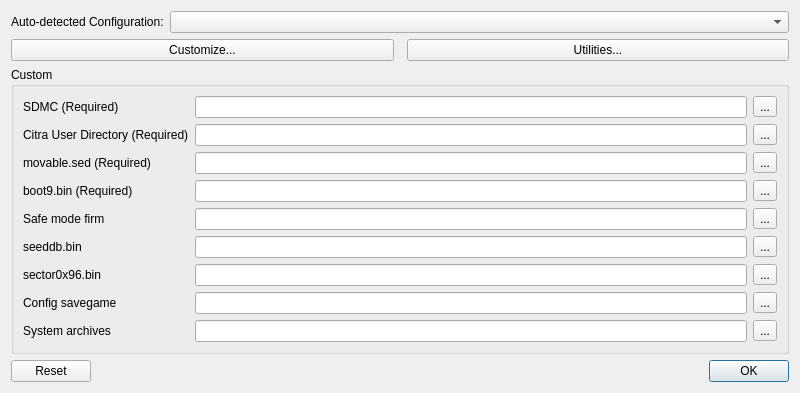
Before: the Qt Designer form src/frontend/main.ui in zhaowenlan1779/threeSD, drawn with Qt 5.
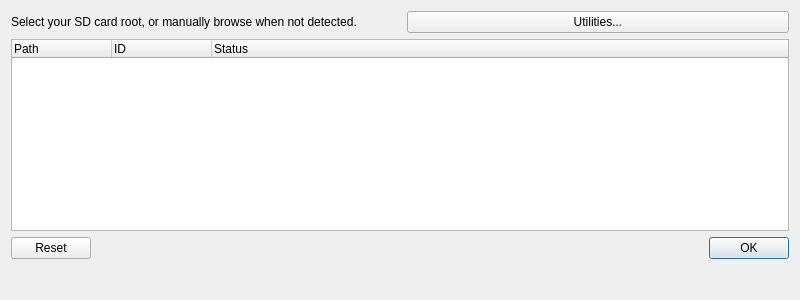
After: the same form once the commit is applied.

Commit message: frontend: Main dialog update

Diff of the .ui file:
```diff
--- a/src/frontend/main.ui
+++ b/src/frontend/main.ui
@@ -7,7 +7,7 @@
     <x>0</x>
     <y>0</y>
     <width>800</width>
-    <height>130</height>
+    <height>300</height>
    </rect>
   </property>
   <property name="windowTitle">
@@ -19,28 +19,7 @@
      <item>
       <widget class="QLabel">
        <property name="text">
-        <string>Auto-detected Configuration:</string>
-       </property>
-      </widget>
-     </item>
-     <item>
-      <widget class="QComboBox" name="configSelect">
-       <property name="sizePolicy">
-         <sizepolicy hsizetype="Expanding" vsizetype="Fixed">
-          <horstretch>0</horstretch>
-          <verstretch>0</verstretch>
-         </sizepolicy>
-        </property>
-      </widget>
-     </item>
-    </layout>
-   </item>
-   <item>
-    <layout class="QHBoxLayout">
-     <item>
-      <widget class="QPushButton" name="advancedButton">
-       <property name="text">
-        <string>Customize...</string>
+        <string>Select your SD card root, or manually browse when not detected.</string>
        </property>
       </widget>
      </item>
@@ -61,195 +40,22 @@
     </layout>
    </item>
    <item>
-    <widget class="QGroupBox" name="customGroupBox">
-     <property name="title">
-      <string>Custom</string>
-     </property>
-     <property name="visible">
-      <bool>false</bool>
-     </property>
-     <layout class="QGridLayout">
-      <item row="0" column="0">
-        <widget class="QLabel">
-         <property name="text">
-          <string>SDMC (Required)</string>
-         </property>
-         <property name="toolTip">
-          <string>Path to the Nintendo 3DS/&lt;ID0>/&lt;ID1> folder.</string>
-         </property>
-        </widget>
-      </item>
-      <item row="0" column="1">
-       <widget class="QLineEdit" name="sdmcPath">
-        <property name="toolTip">
-          <string>Path to the Nintendo 3DS/&lt;ID0>/&lt;ID1> folder.</string>
-         </property>
-       </widget>
-      </item>
-      <item row="0" column="2">
-       <widget class="QToolButton" name="sdmcPathExplore">
-        <property name="text">
-         <string>...</string>
-        </property>
-       </widget>
-      </item>
-      <item row="1" column="0">
-       <widget class="QLabel">
-        <property name="text">
-         <string>Citra User Directory (Required)</string>
-        </property>
-        <property name="toolTip">
-         <string>Path to the User Directory of Citra to put imported content into.</string>
-        </property>
-       </widget>
-      </item>
-      <item row="1" column="1">
-       <widget class="QLineEdit" name="userPath">
-        <property name="toolTip">
-         <string>Path to the User Directory of Citra to put imported content into.</string>
-        </property>
-       </widget>
-      </item>
-      <item row="1" column="2">
-       <widget class="QToolButton" name="userPathExplore">
-        <property name="text">
-         <string>...</string>
-        </property>
-       </widget>
-      </item>
-      <item row="2" column="0">
-       <widget class="QLabel">
-        <property name="text">
-         <string>movable.sed (Required)</string>
-        </property>
-       </widget>
-      </item>
-      <item row="2" column="1">
-       <widget class="QLineEdit" name="movableSedPath"/>
-      </item>
-      <item row="2" column="2">
-       <widget class="QToolButton" name="movableSedExplore">
-        <property name="sizePolicy">
-         <sizepolicy hsizetype="Fixed" vsizetype="Fixed">
-          <horstretch>0</horstretch>
-          <verstretch>0</verstretch>
-         </sizepolicy>
-        </property>
-        <property name="text">
-         <string>...</string>
-        </property>
-       </widget>
-      </item>
-      <item row="3" column="0">
-       <widget class="QLabel">
-        <property name="text">
-         <string>boot9.bin (Required)</string>
-        </property>
-       </widget>
-      </item>
-      <item row="3" column="1">
-       <widget class="QLineEdit" name="bootrom9Path"/>
-      </item>
-      <item row="3" column="2">
-       <widget class="QToolButton" name="bootrom9Explore">
-        <property name="text">
-         <string>...</string>
-        </property>
-       </widget>
-      </item>
-      <item row="4" column="0">
-       <widget class="QLabel">
-        <property name="text">
-         <string>Safe mode firm</string>
-        </property>
-        <property name="toolTip">
-         <string>Path to the safe mode firm.&lt;br>This is a folder, and needs to contain another folder named 'new' or 'old' corresponding to the system's type.&lt;br>The 'new' or 'old' folder should hold files from the 'content' folder of the firm title in NAND. (i.e. tmd and app)</string>
-        </property>
-       </widget>
-      </item>
-      <item row="4" column="1">
-       <widget class="QLineEdit" name="safeModeFirmPath">
-        <property name="toolTip">
-         <string>Path to the safe mode firm.&lt;br>This is a folder, and needs to contain another folder named 'new' or 'old' corresponding to the system's type.&lt;br>The 'new' or 'old' folder should hold files from the 'content' folder of the firm title in NAND. (i.e. tmd and app)</string>
-        </property>
-       </widget>
-      </item>
-      <item row="4" column="2">
-       <widget class="QToolButton" name="safeModeFirmExplore">
-        <property name="text">
-         <string>...</string>
-        </property>
-       </widget>
-      </item>
-      <item row="5" column="0">
-       <widget class="QLabel">
-        <property name="text">
-         <string>seeddb.bin</string>
-        </property>
-       </widget>
-      </item>
-      <item row="5" column="1">
-       <widget class="QLineEdit" name="seeddbPath"/>
-      </item>
-      <item row="5" column="2">
-       <widget class="QToolButton" name="seeddbExplore">
-        <property name="text">
-         <string>...</string>
-        </property>
-       </widget>
-      </item>
-      <item row="6" column="0">
-       <widget class="QLabel">
-        <property name="text">
-         <string>sector0x96.bin</string>
-        </property>
-       </widget>
-      </item>
-      <item row="6" column="1">
-       <widget class="QLineEdit" name="secretSectorPath"/>
-      </item>
-      <item row="6" column="2">
-       <widget class="QToolButton" name="secretSectorExplore">
-        <property name="text">
-         <string>...</string>
-        </property>
-       </widget>
-      </item>
-      <item row="7" column="0">
-       <widget class="QLabel">
-        <property name="text">
-         <string>Config savegame</string>
-        </property>
-       </widget>
-      </item>
-      <item row="7" column="1">
-       <widget class="QLineEdit" name="configSavegamePath"/>
-      </item>
-      <item row="7" column="2">
-       <widget class="QToolButton" name="configSavegameExplore">
-        <property name="text">
-         <string>...</string>
-        </property>
-       </widget>
-      </item>
-      <item row="8" column="0">
-       <widget class="QLabel">
-        <property name="text">
-         <string>System archives</string>
-        </property>
-       </widget>
-      </item>
-      <item row="8" column="1">
-       <widget class="QLineEdit" name="systemArchivesPath"/>
-      </item>
-      <item row="8" column="2">
-       <widget class="QToolButton" name="systemArchivesExplore">
-        <property name="text">
-         <string>...</string>
-        </property>
-       </widget>
-      </item>
-     </layout>
+    <widget class="QTreeWidget" name="main">
+     <column>
+      <property name="text">
+       <string>Path</string>
+      </property>
+     </column>
+     <column>
+      <property name="text">
+       <string>ID</string>
+      </property>
+     </column>
+     <column>
+      <property name="text">
+       <string>Status</string>
+      </property>
+     </column>
     </widget>
    </item>
    <item>
```
The commit also changes 2 other files.
